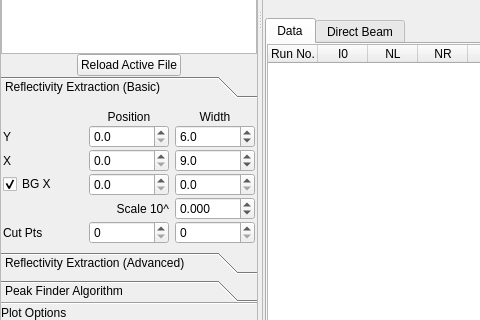
Above: designer/main_window.ui from aglavic/quicknxs before the change; both pictures show x 0 to 480 and y 425 to 745 of the 990 by 861 pixel window. Below: the same form after it.
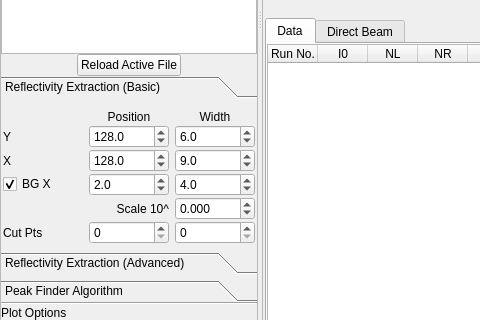
That is the form after the change. Icons and pictures are not drawn. Custom widgets are drawn as their Qt base class.

Patch:
```diff
--- a/designer/main_window.ui
+++ b/designer/main_window.ui
@@ -315,6 +315,9 @@
               <property name="maximum">
                <double>400.000000000000000</double>
               </property>
+              <property name="value">
+               <double>128.000000000000000</double>
+              </property>
              </widget>
             </item>
             <item row="1" column="1">
@@ -370,6 +373,9 @@
               <property name="maximum">
                <double>400.000000000000000</double>
               </property>
+              <property name="value">
+               <double>128.000000000000000</double>
+              </property>
              </widget>
             </item>
             <item row="3" column="3">
@@ -383,6 +389,9 @@
               <property name="maximum">
                <double>400.000000000000000</double>
               </property>
+              <property name="value">
+               <double>4.000000000000000</double>
+              </property>
              </widget>
             </item>
             <item row="3" column="2">
@@ -396,6 +405,9 @@
               <property name="maximum">
                <double>400.000000000000000</double>
               </property>
+              <property name="value">
+               <double>2.000000000000000</double>
+              </property>
              </widget>
             </item>
             <item row="2" column="1">
```
